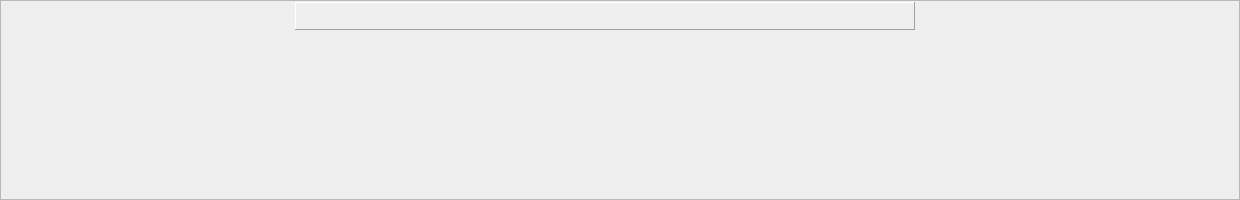
Before: the Qt Designer form ui/couppaint.ui in U-Alex/Easy_VOLS, drawn with Qt 5.
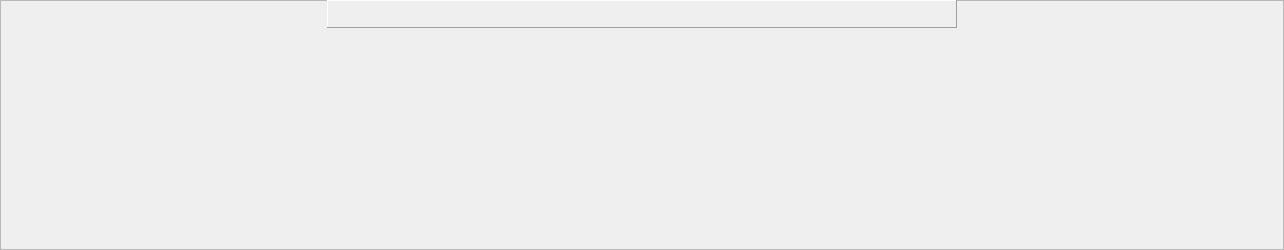
After: the same form once the commit is applied.

Patch:
```diff
--- a/ui/couppaint.ui
+++ b/ui/couppaint.ui
@@ -6,8 +6,8 @@
    <rect>
     <x>0</x>
     <y>0</y>
-    <width>1240</width>
-    <height>200</height>
+    <width>1284</width>
+    <height>250</height>
    </rect>
   </property>
   <property name="font">
@@ -30,9 +30,9 @@
   <widget class="QLabel" name="label_head">
    <property name="geometry">
     <rect>
-     <x>295</x>
-     <y>2</y>
-     <width>620</width>
+     <x>327</x>
+     <y>0</y>
+     <width>630</width>
      <height>28</height>
     </rect>
    </property>
```
